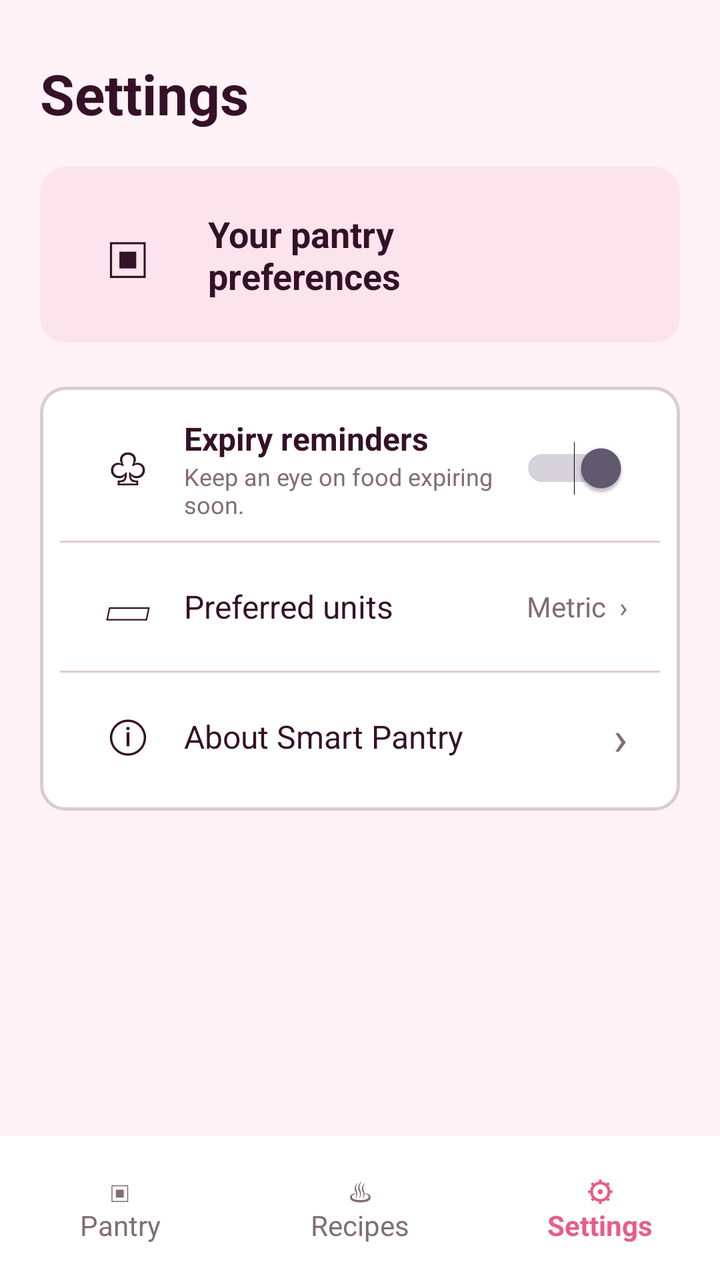
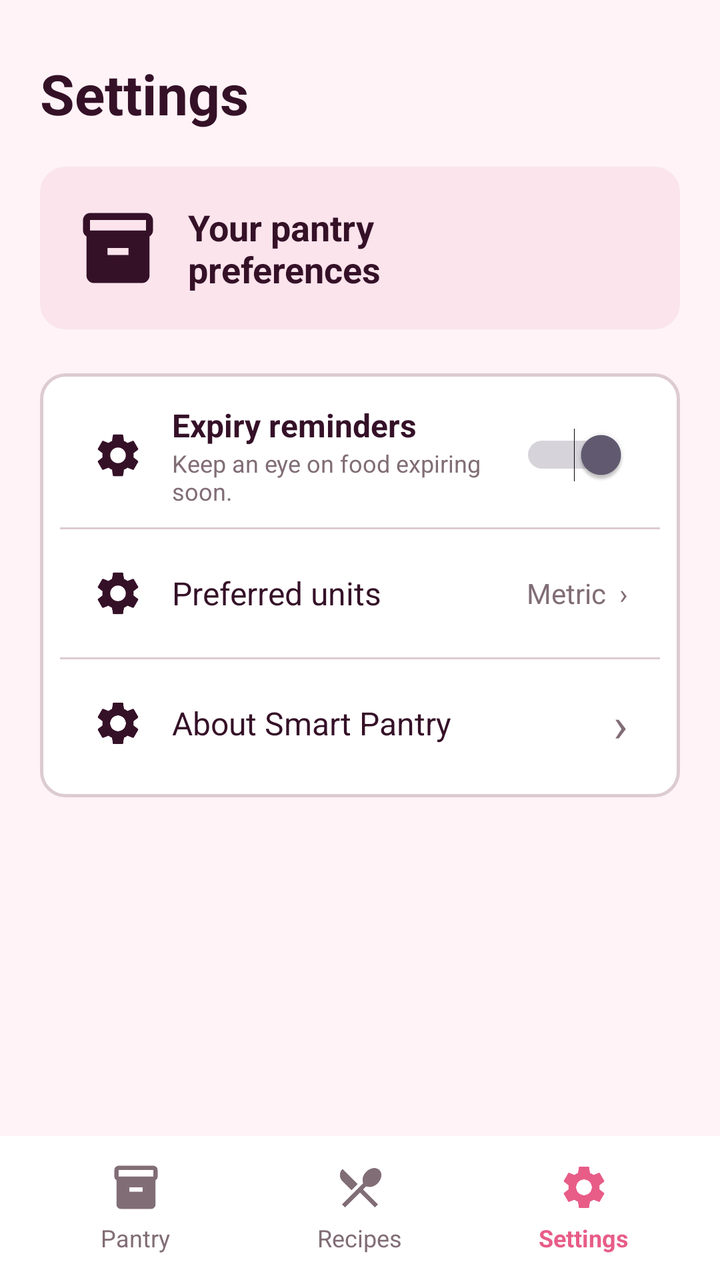

Screens rendered from an Android XML layout before and after an edit, with the pre-edit source and the edit as a unified diff.
<!-- AndroidManifest.xml: application theme Theme.SmartPantryManager -->
<!-- res/layout/activity_settings.xml -->
<?xml version="1.0" encoding="utf-8"?>
<LinearLayout
    xmlns:android="http://schemas.android.com/apk/res/android"
    android:id="@+id/main"
    android:layout_width="match_parent"
    android:layout_height="match_parent"
    android:orientation="vertical"
    android:background="@color/pantry_background">

    <ScrollView
        android:layout_width="match_parent"
        android:layout_height="0dp"
        android:layout_weight="1"
        android:fillViewport="true">

        <LinearLayout
            android:layout_width="match_parent"
            android:layout_height="wrap_content"
            android:orientation="vertical"
            android:paddingStart="20dp"
            android:paddingEnd="20dp"
            android:paddingTop="28dp"
            android:paddingBottom="20dp">

            <TextView
                android:layout_width="wrap_content"
                android:layout_height="wrap_content"
                android:text="Settings"
                android:textColor="@color/pantry_dark"
                android:textSize="28sp"
                android:textStyle="bold"
                android:layout_marginBottom="18dp" />

            <LinearLayout
                android:layout_width="match_parent"
                android:layout_height="wrap_content"
                android:orientation="horizontal"
                android:gravity="center_vertical"
                android:padding="18dp"
                android:background="@drawable/input_background"
                android:backgroundTint="@color/pantry_light_pink"
                android:layout_marginBottom="22dp">

                <TextView
                    android:layout_width="52dp"
                    android:layout_height="52dp"
                    android:gravity="center"
                    android:text="▣"
                    android:textSize="30sp"
                    android:textColor="@color/pantry_dark" />

                <TextView
                    android:layout_width="0dp"
                    android:layout_height="wrap_content"
                    android:layout_weight="1"
                    android:text="Your pantry&#10;preferences"
                    android:textColor="@color/pantry_dark"
                    android:textSize="18sp"
                    android:textStyle="bold"
                    android:layout_marginStart="14dp" />

            </LinearLayout>

            <LinearLayout
                android:layout_width="match_parent"
                android:layout_height="wrap_content"
                android:orientation="vertical"
                android:background="@drawable/input_background">

                <LinearLayout
                    android:layout_width="match_parent"
                    android:layout_height="72dp"
                    android:orientation="horizontal"
                    android:gravity="center_vertical"
                    android:paddingStart="16dp"
                    android:paddingEnd="16dp">

                    <TextView
                        android:layout_width="36dp"
                        android:layout_height="match_parent"
                        android:gravity="center"
                        android:text="♧"
                        android:textSize="22sp"
                        android:textColor="@color/pantry_dark" />

                    <LinearLayout
                        android:layout_width="0dp"
                        android:layout_height="wrap_content"
                        android:layout_weight="1"
                        android:orientation="vertical"
                        android:layout_marginStart="10dp">

                        <TextView
                            android:layout_width="wrap_content"
                            android:layout_height="wrap_content"
                            android:text="Expiry reminders"
                            android:textColor="@color/pantry_dark"
                            android:textSize="16sp"
                            android:textStyle="bold" />

                        <TextView
                            android:layout_width="wrap_content"
                            android:layout_height="wrap_content"
                            android:text="Keep an eye on food expiring soon."
                            android:textColor="@color/pantry_secondary"
                            android:textSize="12sp" />

                    </LinearLayout>

                    <Switch
                        android:id="@+id/switchExpiryReminders"
                        android:layout_width="wrap_content"
                        android:layout_height="wrap_content"
                        android:checked="true" />

                </LinearLayout>

                <View
                    android:layout_width="match_parent"
                    android:layout_height="1dp"
                    android:background="@color/pantry_border" />

                <LinearLayout
                    android:id="@+id/rowPreferredUnits"
                    android:layout_width="match_parent"
                    android:layout_height="64dp"
                    android:orientation="horizontal"
                    android:gravity="center_vertical"
                    android:paddingStart="16dp"
                    android:paddingEnd="16dp">

                    <TextView
                        android:layout_width="36dp"
                        android:layout_height="match_parent"
                        android:gravity="center"
                        android:text="▱"
                        android:textSize="22sp"
                        android:textColor="@color/pantry_dark" />

                    <TextView
                        android:layout_width="0dp"
                        android:layout_height="wrap_content"
                        android:layout_weight="1"
                        android:text="Preferred units"
                        android:textColor="@color/pantry_dark"
                        android:textSize="16sp"
                        android:layout_marginStart="10dp" />

                    <TextView
                        android:id="@+id/tvPreferredUnits"
                        android:layout_width="wrap_content"
                        android:layout_height="wrap_content"
                        android:text="Metric  ›"
                        android:textColor="@color/pantry_secondary"
                        android:textSize="14sp" />

                </LinearLayout>

                <View
                    android:layout_width="match_parent"
                    android:layout_height="1dp"
                    android:background="@color/pantry_border" />

                <LinearLayout
                    android:id="@+id/rowAbout"
                    android:layout_width="match_parent"
                    android:layout_height="64dp"
                    android:orientation="horizontal"
                    android:gravity="center_vertical"
                    android:paddingStart="16dp"
                    android:paddingEnd="16dp">

                    <TextView
                        android:layout_width="36dp"
                        android:layout_height="match_parent"
                        android:gravity="center"
                        android:text="ⓘ"
                        android:textSize="22sp"
                        android:textColor="@color/pantry_dark" />

                    <TextView
                        android:layout_width="0dp"
                        android:layout_height="wrap_content"
                        android:layout_weight="1"
                        android:text="About Smart Pantry"
                        android:textColor="@color/pantry_dark"
                        android:textSize="16sp"
                        android:layout_marginStart="10dp" />

                    <TextView
                        android:layout_width="wrap_content"
                        android:layout_height="wrap_content"
                        android:text="›"
                        android:textColor="@color/pantry_secondary"
                        android:textSize="24sp" />

                </LinearLayout>

            </LinearLayout>

        </LinearLayout>

    </ScrollView>

    <LinearLayout
        android:layout_width="match_parent"
        android:layout_height="72dp"
        android:orientation="horizontal"
        android:gravity="center"
        android:background="@color/pantry_card">

        <TextView
            android:id="@+id/navPantry"
            android:layout_width="0dp"
            android:layout_height="match_parent"
            android:layout_weight="1"
            android:gravity="center"
            android:text="▣&#10;Pantry"
            android:textAlignment="center"
            android:textColor="@color/pantry_secondary" />

        <TextView
            android:id="@+id/navRecipes"
            android:layout_width="0dp"
            android:layout_height="match_parent"
            android:layout_weight="1"
            android:gravity="center"
            android:text="♨&#10;Recipes"
            android:textAlignment="center"
            android:textColor="@color/pantry_secondary" />

        <TextView
            android:id="@+id/navSettings"
            android:layout_width="0dp"
            android:layout_height="match_parent"
            android:layout_weight="1"
            android:gravity="center"
            android:text="⚙&#10;Settings"
            android:textAlignment="center"
            android:textColor="@color/pantry_pink"
            android:textStyle="bold" />

    </LinearLayout>

</LinearLayout>
<!-- resources referenced by this layout -->
<resources>
  <color name="pantry_background">#FFF3F7</color>
  <color name="pantry_border">#DDCBD2</color>
  <color name="pantry_card">#FFFFFF</color>
  <color name="pantry_dark">#351128</color>
  <color name="pantry_light_pink">#FBE4EC</color>
  <color name="pantry_pink">#E85D88</color>
  <color name="pantry_secondary">#816D76</color>
  <!-- drawable input_background (drawable) -->
  <?xml version="1.0" encoding="utf-8"?>
  <shape xmlns:android="http://schemas.android.com/apk/res/android"
      android:shape="rectangle">
  
      <solid android:color="@color/pantry_card" />
  
      <stroke
          android:width="1.5dp"
          android:color="@color/pantry_border" />
  
      <corners android:radius="12dp" />
  
      <padding
          android:left="10dp"
          android:top="5dp"
          android:right="10dp"
          android:bottom="5dp" />
  
  </shape>
  <style name="Theme.SmartPantryManager" parent="Base.Theme.SmartPantryManager" />
  <style name="Base.Theme.SmartPantryManager" parent="Theme.Material3.DayNight.NoActionBar">
          
          
      </style>
</resources>

<!-- the commit's change to res/layout/activity_settings.xml (unified diff, before → after) -->
@@ -1,6 +1,7 @@
 <?xml version="1.0" encoding="utf-8"?>
 <LinearLayout
     xmlns:android="http://schemas.android.com/apk/res/android"
+    xmlns:app="http://schemas.android.com/apk/res-auto"
     android:id="@+id/main"
     android:layout_width="match_parent"
     android:layout_height="match_parent"
@@ -41,13 +42,12 @@
                 android:backgroundTint="@color/pantry_light_pink"
                 android:layout_marginBottom="22dp">
 
-                <TextView
-                    android:layout_width="52dp"
-                    android:layout_height="52dp"
-                    android:gravity="center"
-                    android:text="▣"
-                    android:textSize="30sp"
-                    android:textColor="@color/pantry_dark" />
+                <ImageView
+                    android:layout_width="42dp"
+                    android:layout_height="42dp"
+                    android:src="@drawable/ic_pantry"
+                    android:contentDescription="Pantry"
+                    app:tint="@color/pantry_dark" />
 
                 <TextView
                     android:layout_width="0dp"
@@ -75,20 +75,19 @@
                     android:paddingStart="16dp"
                     android:paddingEnd="16dp">
 
-                    <TextView
-                        android:layout_width="36dp"
-                        android:layout_height="match_parent"
-                        android:gravity="center"
-                        android:text="♧"
-                        android:textSize="22sp"
-                        android:textColor="@color/pantry_dark" />
+                    <ImageView
+                        android:layout_width="26dp"
+                        android:layout_height="26dp"
+                        android:src="@drawable/ic_settings"
+                        android:contentDescription="Expiry reminders"
+                        app:tint="@color/pantry_dark" />
 
                     <LinearLayout
                         android:layout_width="0dp"
                         android:layout_height="wrap_content"
                         android:layout_weight="1"
                         android:orientation="vertical"
-                        android:layout_marginStart="10dp">
+                        android:layout_marginStart="14dp">
 
                         <TextView
                             android:layout_width="wrap_content"
@@ -129,13 +128,12 @@
                     android:paddingStart="16dp"
                     android:paddingEnd="16dp">
 
-                    <TextView
-                        android:layout_width="36dp"
-                        android:layout_height="match_parent"
-                        android:gravity="center"
-                        android:text="▱"
-                        android:textSize="22sp"
-                        android:textColor="@color/pantry_dark" />
+                    <ImageView
+                        android:layout_width="26dp"
+                        android:layout_height="26dp"
+                        android:src="@drawable/ic_settings"
+                        android:contentDescription="Preferred units"
+                        app:tint="@color/pantry_dark" />
 
                     <TextView
                         android:layout_width="0dp"
@@ -144,7 +142,7 @@
                         android:text="Preferred units"
                         android:textColor="@color/pantry_dark"
                         android:textSize="16sp"
-                        android:layout_marginStart="10dp" />
+                        android:layout_marginStart="14dp" />
 
                     <TextView
                         android:id="@+id/tvPreferredUnits"
@@ -170,13 +168,12 @@
                     android:paddingStart="16dp"
                     android:paddingEnd="16dp">
 
-                    <TextView
-                        android:layout_width="36dp"
-                        android:layout_height="match_parent"
-                        android:gravity="center"
-                        android:text="ⓘ"
-                        android:textSize="22sp"
-                        android:textColor="@color/pantry_dark" />
+                    <ImageView
+                        android:layout_width="26dp"
+                        android:layout_height="26dp"
+                        android:src="@drawable/ic_settings"
+                        android:contentDescription="About"
+                        app:tint="@color/pantry_dark" />
 
                     <TextView
                         android:layout_width="0dp"
@@ -185,7 +182,7 @@
                         android:text="About Smart Pantry"
                         android:textColor="@color/pantry_dark"
                         android:textSize="16sp"
-                        android:layout_marginStart="10dp" />
+                        android:layout_marginStart="14dp" />
 
                     <TextView
                         android:layout_width="wrap_content"
@@ -207,38 +204,82 @@
         android:layout_height="72dp"
         android:orientation="horizontal"
         android:gravity="center"
-        android:background="@color/pantry_card">
-
-        <TextView
+        android:background="@color/pantry_card"
+        android:paddingStart="12dp"
+        android:paddingEnd="12dp">
+
+        <LinearLayout
             android:id="@+id/navPantry"
             android:layout_width="0dp"
             android:layout_height="match_parent"
             android:layout_weight="1"
-            android:gravity="center"
-            android:text="▣&#10;Pantry"
-            android:textAlignment="center"
-            android:textColor="@color/pantry_secondary" />
-
-        <TextView
+            android:orientation="vertical"
+            android:gravity="center">
+
+            <ImageView
+                android:layout_width="26dp"
+                android:layout_height="26dp"
+                android:src="@drawable/ic_pantry"
+                android:contentDescription="Pantry"
+                app:tint="@color/pantry_secondary" />
+
+            <TextView
+                android:layout_width="wrap_content"
+                android:layout_height="wrap_content"
+                android:text="Pantry"
+                android:textColor="@color/pantry_secondary"
+                android:textSize="12sp"
+                android:layout_marginTop="4dp" />
+        </LinearLayout>
+
+        <LinearLayout
             android:id="@+id/navRecipes"
             android:layout_width="0dp"
             android:layout_height="match_parent"
             android:layout_weight="1"
-            android:gravity="center"
-            android:text="♨&#10;Recipes"
-            android:textAlignment="center"
-            android:textColor="@color/pantry_secondary" />
-
-        <TextView
+            android:orientation="vertical"
+            android:gravity="center">
+
+            <ImageView
+                android:layout_width="26dp"
+                android:layout_height="26dp"
+                android:src="@drawable/ic_recipes"
+                android:contentDescription="Recipes"
+                app:tint="@color/pantry_secondary" />
+
+            <TextView
+                android:layout_width="wrap_content"
+                android:layout_height="wrap_content"
+                android:text="Recipes"
+                android:textColor="@color/pantry_secondary"
+                android:textSize="12sp"
+                android:layout_marginTop="4dp" />
+        </LinearLayout>
+
+        <LinearLayout
             android:id="@+id/navSettings"
             android:layout_width="0dp"
             android:layout_height="match_parent"
             android:layout_weight="1"
-            android:gravity="center"
-            android:text="⚙&#10;Settings"
-            android:textAlignment="center"
-            android:textColor="@color/pantry_pink"
-            android:textStyle="bold" />
+            android:orientation="vertical"
+            android:gravity="center">
+
+            <ImageView
+                android:layout_width="26dp"
+                android:layout_height="26dp"
+                android:src="@drawable/ic_settings"
+                android:contentDescription="Settings"
+                app:tint="@color/pantry_pink" />
+
+            <TextView
+                android:layout_width="wrap_content"
+                android:layout_height="wrap_content"
+                android:text="Settings"
+                android:textColor="@color/pantry_pink"
+                android:textStyle="bold"
+                android:textSize="12sp"
+                android:layout_marginTop="4dp" />
+        </LinearLayout>
 
     </LinearLayout>
 
<!-- resource entries referenced after the edit -->
@@ -7,6 +7,24 @@
   <color name="pantry_light_pink">#FBE4EC</color>
   <color name="pantry_pink">#E85D88</color>
   <color name="pantry_secondary">#816D76</color>
+  <!-- drawable ic_pantry (drawable) -->
+  <vector xmlns:android="http://schemas.android.com/apk/res/android" android:height="24dp" android:tint="#000000" android:viewportHeight="24" android:viewportWidth="24" android:width="24dp">
+        
+      <path android:fillColor="@android:color/white" android:pathData="M20,2H4C3,2 2,2.9 2,4v3.01C2,7.73 2.43,8.35 3,8.7V20c0,1.1 1.1,2 2,2h14c0.9,0 2,-0.9 2,-2V8.7c0.57,-0.35 1,-0.97 1,-1.69V4C22,2.9 21,2 20,2zM15,14H9v-2h6V14zM20,7H4V4h16V7z"/>
+      
+  </vector>
+  <!-- drawable ic_recipes (drawable) -->
+  <vector xmlns:android="http://schemas.android.com/apk/res/android" android:height="24dp" android:tint="#000000" android:viewportHeight="24" android:viewportWidth="24" android:width="24dp">
+        
+      <path android:fillColor="@android:color/white" android:pathData="M8.1,13.34l2.83,-2.83L3.91,3.5c-1.56,1.56 -1.56,4.09 0,5.66l4.19,4.18zM14.88,11.53c1.53,0.71 3.68,0.21 5.27,-1.38 1.91,-1.91 2.28,-4.65 0.81,-6.12 -1.46,-1.46 -4.2,-1.1 -6.12,0.81 -1.59,1.59 -2.09,3.74 -1.38,5.27L3.7,19.87l1.41,1.41L12,14.41l6.88,6.88 1.41,-1.41L13.41,13l1.47,-1.47z"/>
+      
+  </vector>
+  <!-- drawable ic_settings (drawable) -->
+  <vector xmlns:android="http://schemas.android.com/apk/res/android" android:height="24dp" android:tint="#000000" android:viewportHeight="24" android:viewportWidth="24" android:width="24dp">
+        
+      <path android:fillColor="@android:color/white" android:pathData="M19.14,12.94c0.04,-0.3 0.06,-0.61 0.06,-0.94c0,-0.32 -0.02,-0.64 -0.07,-0.94l2.03,-1.58c0.18,-0.14 0.23,-0.41 0.12,-0.61l-1.92,-3.32c-0.12,-0.22 -0.37,-0.29 -0.59,-0.22l-2.39,0.96c-0.5,-0.38 -1.03,-0.7 -1.62,-0.94L14.4,2.81c-0.04,-0.24 -0.24,-0.41 -0.48,-0.41h-3.84c-0.24,0 -0.43,0.17 -0.47,0.41L9.25,5.35C8.66,5.59 8.12,5.92 7.63,6.29L5.24,5.33c-0.22,-0.08 -0.47,0 -0.59,0.22L2.74,8.87C2.62,9.08 2.66,9.34 2.86,9.48l2.03,1.58C4.84,11.36 4.8,11.69 4.8,12s0.02,0.64 0.07,0.94l-2.03,1.58c-0.18,0.14 -0.23,0.41 -0.12,0.61l1.92,3.32c0.12,0.22 0.37,0.29 0.59,0.22l2.39,-0.96c0.5,0.38 1.03,0.7 1.62,0.94l0.36,2.54c0.05,0.24 0.24,0.41 0.48,0.41h3.84c0.24,0 0.44,-0.17 0.47,-0.41l0.36,-2.54c0.59,-0.24 1.13,-0.56 1.62,-0.94l2.39,0.96c0.22,0.08 0.47,0 0.59,-0.22l1.92,-3.32c0.12,-0.22 0.07,-0.47 -0.12,-0.61L19.14,12.94zM12,15.6c-1.98,0 -3.6,-1.62 -3.6,-3.6s1.62,-3.6 3.6,-3.6s3.6,1.62 3.6,3.6S13.98,15.6 12,15.6z"/>
+      
+  </vector>
   <!-- drawable input_background (drawable) -->
   <?xml version="1.0" encoding="utf-8"?>
   <shape xmlns:android="http://schemas.android.com/apk/res/android"
